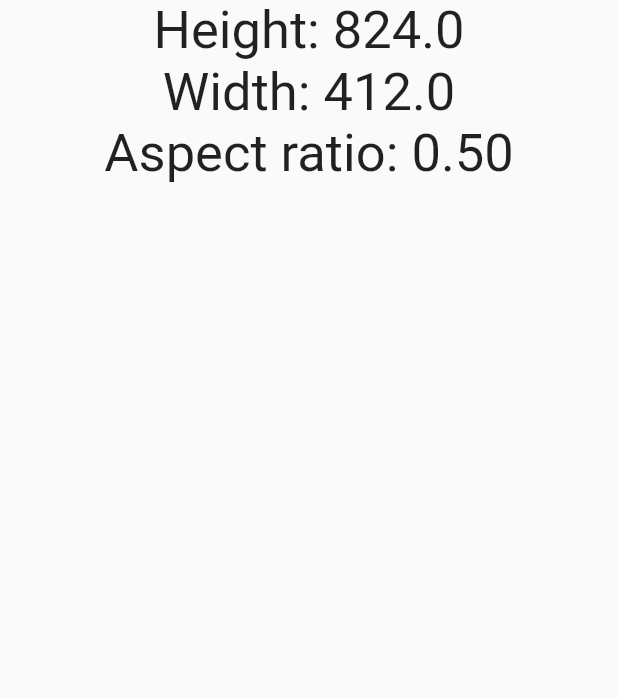
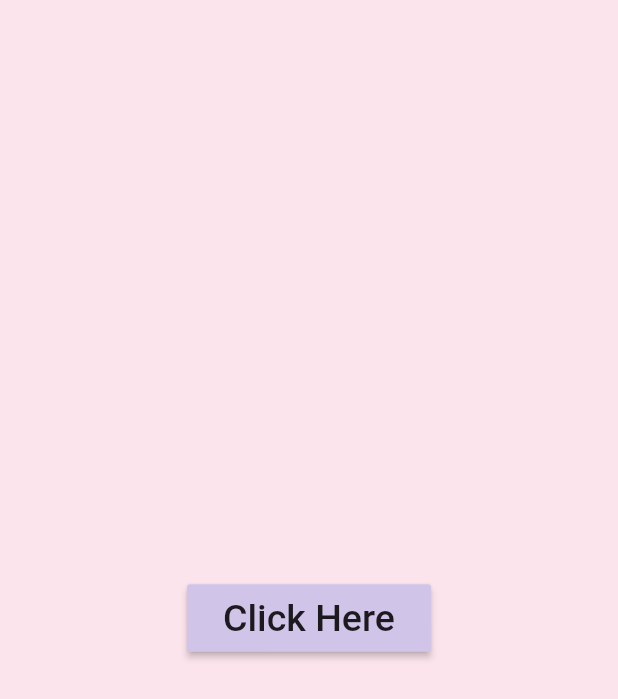
Before and after one commit to Dushani-Ranasinghe/my_first_flutter_app, a Flutter app: the screen it shows after launch, on a phone screen of 412 x 824 dp. Shown: the top 699 px of the screen. Run offline on Flutter 3.47's test engine with Material 2 defaults, Android fonts, the phone set to English and light mode, and no system bars.

Commit message:
Alert dialog

```diff
--- a/lib/main.dart
+++ b/lib/main.dart
@@ -1,3 +1,4 @@
+// import 'package:flutter/cupertino.dart';
 import 'package:flutter/material.dart';
 
 // import 'user_pages/tab_bar.dart';
@@ -16,25 +17,60 @@ class MyApp extends StatelessWidget {
       debugShowCheckedModeBanner: false,
       title: "Demo Application",
       theme: ThemeData(
-          primarySwatch: Colors.blue,
-          textTheme: TextTheme(bodyText2: TextStyle(fontSize: 35))),
+          primarySwatch: Colors.blue,),
       home: HomePage(),
     );
   }
 }
 
-class HomePage extends StatelessWidget {
+class HomePage extends StatefulWidget {
   const HomePage({super.key});
+
+  @override
+  State<HomePage> createState() => _HomePageState();
+}
+
+class _HomePageState extends State<HomePage> {
+  void _showDialog() {
+    showDialog(
+        context: context,
+        builder: (context) {
+          return AlertDialog(
+            backgroundColor: Colors.pink[100],
+            title: Text("Alert!"),
+            content: Text("This is an alert."),
+            actions: [
+              MaterialButton(
+                onPressed: (() {}),
+                child: Text("OK"),
+              ),
+               MaterialButton(
+                onPressed: (() {
+                  Navigator.pop(context);
+                }),
+                child: Text("Cancel"),
+              )
+            ],
+          );
+        });
+  }
 
   @override
   Widget build(BuildContext context) {
     return Scaffold(
+      backgroundColor: Colors.pink[50],
       body: Center(
-        child: Column(children: [
-          Text('Height: ${MediaQuery.of(context).size.height.toString()}'),
-          Text('Width: ${MediaQuery.of(context).size.width.toString()}'),
-          Text('Aspect ratio: ${MediaQuery.of(context).size.aspectRatio.toStringAsFixed(2)}'),
-        ]),
+        child: MaterialButton(
+          color: Colors.deepPurple[100],
+          onPressed: _showDialog,
+          child: Padding(
+            padding: const EdgeInsets.all(8.0),
+            child: Text(
+              "Click Here",
+              style: TextStyle(fontSize: 25),
+            ),
+          ),
+        ),
       ),
     );
   }
```
